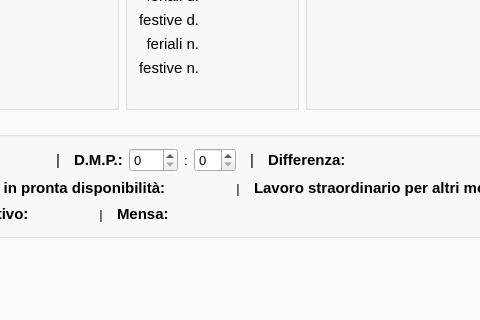
Old version of the form mainwindow.ui in the repository gcala/GestioneCompetenzeMedici; both pictures show x 511 to 991 and y 324 to 644 of the 1342 by 739 pixel window.
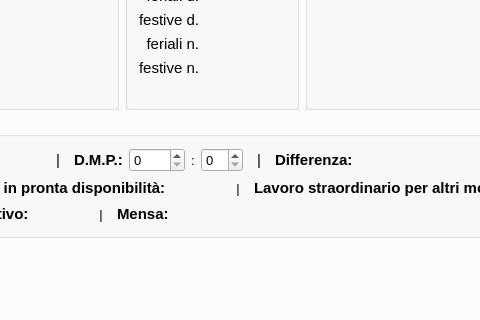
New version of the form. Icons and pictures are not drawn. Custom widgets are drawn as their Qt base class.

Commit message: aumentato limite deficit a 9999 ore

```diff
--- a/mainwindow.ui
+++ b/mainwindow.ui
@@ -2908,7 +2908,7 @@
              <item>
               <widget class="QSpinBox" name="dmpHoursEdit">
                <property name="maximum">
-                <number>999</number>
+                <number>9999</number>
                </property>
               </widget>
              </item>
```
Left out of the diff: 2 changed lines with no effect on the pictures.
